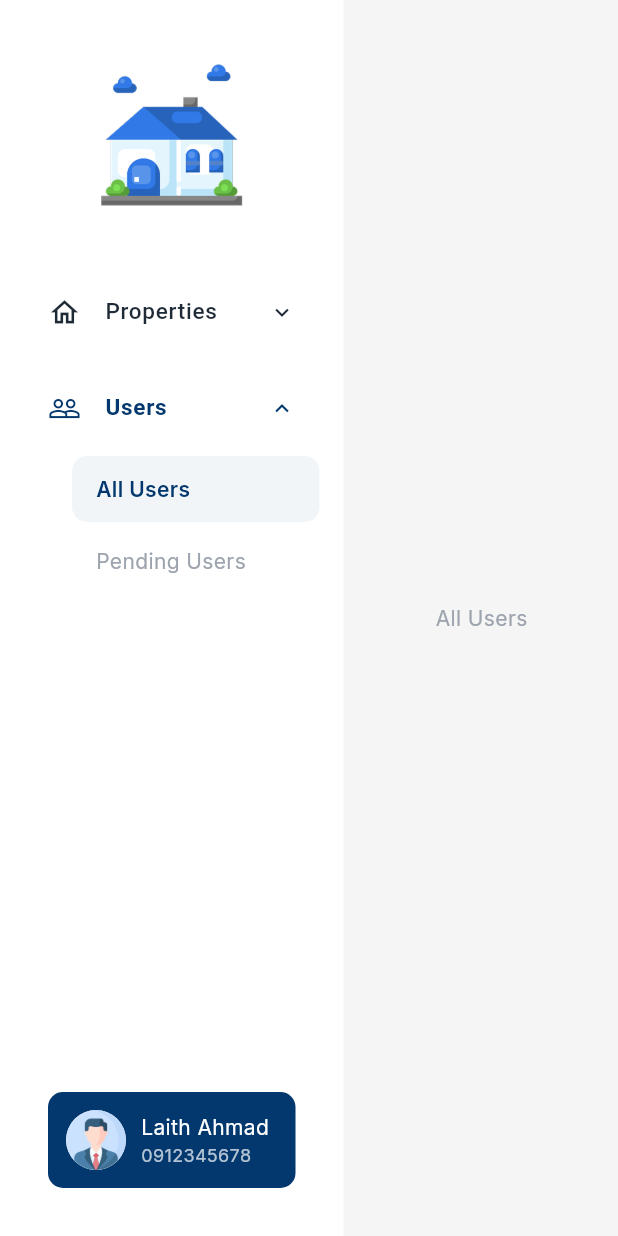
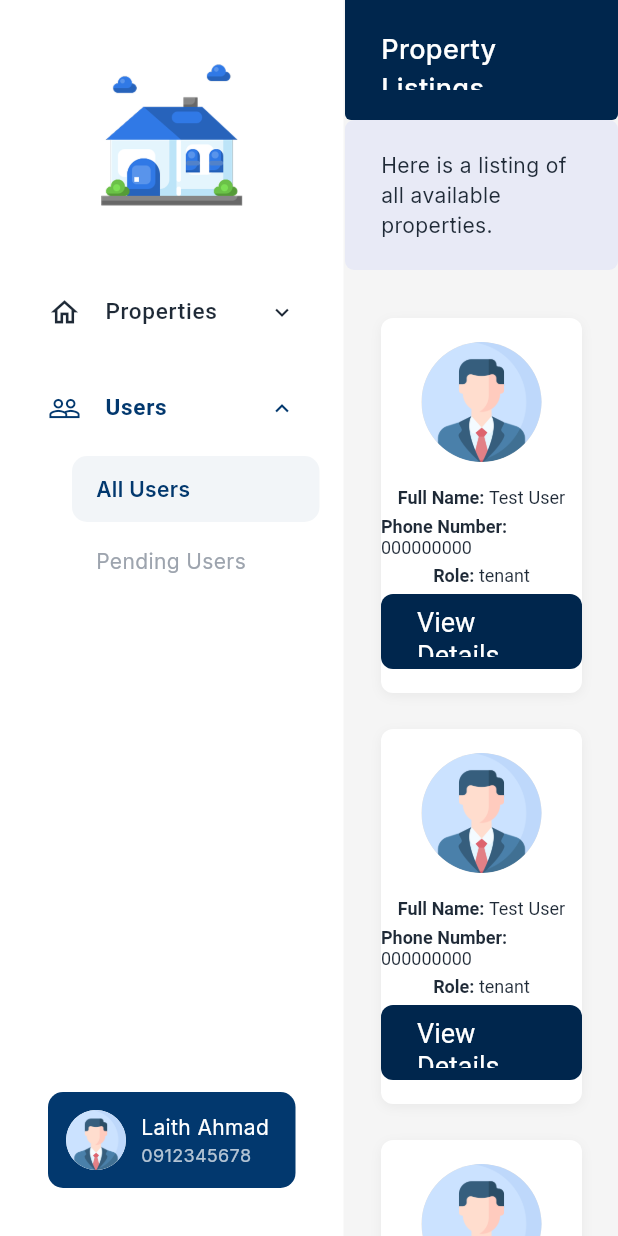
Before and after one commit to ILemonshotI/Simsar_Rent_Application_Admin, a Flutter app: the AllPropertiesScreen screen opened by its route, after a tap on "Properties", after a tap on "Users", after a tap on "All Users", on a phone screen of 412 x 824 dp. Run offline on Flutter 3.47's test engine with Material 3 defaults, Android fonts, the phone set to English and light mode, and no system bars; our stand-ins replace dio, go_router, google_fonts; network calls fail.

Commit message:
added all users screen

```diff
--- /dev/null
+++ b/lib/Custom_Widgets/user_card.dart
@@ -0,0 +1,88 @@
+import 'package:flutter/material.dart';
+import 'package:simsar_web/Theme/app_colors.dart';
+import 'package:simsar_web/Models/user_model.dart'; // Your User model
+
+class UserCard extends StatelessWidget {
+  final User user;
+  final VoidCallback onViewDetails;
+
+  const UserCard({
+    Key? key,
+    required this.user,
+    required this.onViewDetails,
+  }) : super(key: key);
+
+  Widget _buildInfoRow(String label, String value) {
+    return RichText(
+      text: TextSpan(
+        style: const TextStyle(fontSize: 12, color: SAppColors.textGray),
+        children: [
+          TextSpan(
+            text: '$label: ',
+            style: const TextStyle(fontWeight: FontWeight.w600),
+          ),
+          TextSpan(
+            text: value,
+            style: const TextStyle(fontWeight: FontWeight.w400),
+          ),
+        ],
+      ),
+    );
+  }
+
+  @override
+  Widget build(BuildContext context) {
+    return Container(
+      width: 250,
+      height: 250,
+      decoration: BoxDecoration(
+        color: Colors.white,
+        borderRadius: BorderRadius.circular(8),
+        boxShadow: [
+          BoxShadow(
+            color: Colors.black.withValues(alpha:0.05),
+            blurRadius: 6,
+            offset: const Offset(0, 2),
+          ),
+        ],
+      ),
+      child: Column(
+        mainAxisAlignment: MainAxisAlignment.start,
+        children: [
+          const SizedBox(height: 16),
+          CircleAvatar(
+            radius: 40, // 70x70
+            backgroundImage: user.photo.isNotEmpty
+                ? NetworkImage(user.photo)
+                : const AssetImage('assets/images/profile_placeholder.png') as ImageProvider,
+            backgroundColor: Colors.grey[300],
+          ),
+          const SizedBox(height: 16),
+          _buildInfoRow('Full Name', user.fullName),
+          const SizedBox(height: 4),
+          _buildInfoRow('Phone Number', user.phone),
+          const SizedBox(height: 4),
+          _buildInfoRow('Role', user.role),
+          const Spacer(),
+          SizedBox(
+            width: 180,
+            height: 50,
+            child: ElevatedButton(
+              onPressed: onViewDetails,
+              style: ElevatedButton.styleFrom(
+                backgroundColor: SAppColors.secondaryDarkBlue,
+                foregroundColor: Colors.white,
+                elevation: 0,
+                shape: RoundedRectangleBorder(
+                  borderRadius: BorderRadius.circular(8), // all corners
+                ),
+              ),
+              child: const Text('View Details'),
+            ),
+          ),
+          const SizedBox(height: 16),
+        ],
+      ),
+    );
+  }
+}
--- /dev/null
+++ b/lib/Models/user_model.dart
@@ -0,0 +1,83 @@
+class User {
+  final int id;
+  final String firstName;
+  final String lastName;
+  final String phone;
+  final String email;
+  final String role;
+  final String photo;
+  final String idPhotoFront;
+  final String idPhotoBack;
+  final DateTime? birthDate;
+  final bool isApproved;
+  final DateTime? createdAt;
+  final DateTime? updatedAt;
+  final String? fcmToken;
+  final double wallet;
+
+  User({
+    required this.id,
+    required this.firstName,
+    required this.lastName,
+    required this.phone,
+    required this.email,
+    required this.role,
+    required this.photo,
+    required this.idPhotoFront,
+    required this.idPhotoBack,
+    this.birthDate,
+    required this.isApproved,
+    this.createdAt,
+    this.updatedAt,
+    this.fcmToken,
+    required this.wallet,
+  });
+
+  /// Helper to get full name similar to how your Agent model works
+  String get fullName => '$firstName $lastName';
+
+  factory User.fromApiJson(Map<String, dynamic> json) {
+    return User(
+      id: json['id'] ?? 0,
+      firstName: json['first_name'] ?? '',
+      lastName: json['last_name'] ?? '',
+      phone: json['phone'] ?? '',
+      email: json['email'] ?? '',
+      role: json['role'] ?? 'tenant',
+      photo: json['photo'] ?? '',
+      idPhotoFront: json['id_photo_front'] ?? '',
+      idPhotoBack: json['id_photo_back'] ?? '',
+      isApproved: json['is_approved'] ?? false,
+      fcmToken: json['fcm_token'],
+      // Handle the numeric wallet value safely as a double
+      wallet: double.tryParse(json['wallet'].toString()) ?? 0.0,
+      // Parse dates safely
+      birthDate: json['birth_date'] != null
+          ? DateTime.tryParse(json['birth_date'])
+          : null,
+      createdAt: json['created_at'] != null
+          ? DateTime.tryParse(json['created_at'])
+          : null,
+      updatedAt: json['updated_at'] != null
+          ? DateTime.tryParse(json['updated_at'])
+          : null,
+    );
+  }
+
+  static  User dummy() {
+  return User(
+    id: 0,
+    firstName: "Test",
+    lastName: "User",
+    phone: "000000000",
+    email: "test@example.com",
+    role: "tenant",
+    photo: "",
+    idPhotoFront: "",
+    idPhotoBack: "",
+    isApproved: true,
+    wallet: 0.0,
+  );
+}
+
+}
--- a/lib/Screens/all_properties_screen.dart
+++ b/lib/Screens/all_properties_screen.dart
@@ -1,62 +1,128 @@
 import 'package:flutter/material.dart';
+import 'package:go_router/go_router.dart';
+import 'package:simsar_web/Models/property_enums.dart';
 import 'package:simsar_web/Models/property_model.dart';
-import 'package:simsar_web/Models/property_enums.dart';
 import 'package:simsar_web/Custom_Widgets/property_tile.dart';
 import 'package:simsar_web/Custom_Widgets/screen_header.dart';
 import 'package:simsar_web/Theme/app_colors.dart';
+import 'package:simsar_web/Network/api_client.dart';
 
-class AllPropertiesScreen extends StatelessWidget {
+class AllPropertiesScreen extends StatefulWidget {
   const AllPropertiesScreen({super.key});
 
   @override
+  State<AllPropertiesScreen> createState() => _AllPropertiesScreenState();
+}
+
+class _AllPropertiesScreenState extends State<AllPropertiesScreen> {
+
+   List<Property> properties = [];
+   bool isLoading = false;
+   String? errorMessage;
+
+  @override
+  void initState() {
+    super.initState();
+    _fetchAllApartments();
+  }
+
+  Future<void> _fetchAllApartments() async {
+    try {
+      setState(() {
+        isLoading = false;
+        errorMessage = null;
+      });
+
+      final response = await DioClient.dio.get('/api/apartments');
+
+      final List data = response.data['data'] ?? [];
+
+      final fetchedProperties =
+          data.map((e) => Property.fromApiJson(e)).toList();
+
+      setState(() {
+        properties = fetchedProperties;
+      });
+    } catch (e) {
+      setState(() {
+        errorMessage = 'Failed to load properties';
+      });
+    } finally {
+      setState(() {
+        isLoading = false;
+      });
+    }
+  }
+
+  @override
   Widget build(BuildContext context) {
-    // Static Mock Data
     final List<Property> mockProperties = List.generate(12, (index) => _generateMockProperty(index));
-
     return Container(
       color: SAppColors.background,
+      width: double.infinity,
       height: double.infinity,
-      width: double.infinity,
       child: SingleChildScrollView(
         child: Column(
           crossAxisAlignment: CrossAxisAlignment.start,
           children: [
-            // Dynamic Header
             const ScreenHeader(title: "Property Listings"),
 
-            // Dynamic Description Banner
             const DescriptionBanner(
               message: "Here is a listing of all available properties.",
             ),
 
             const SizedBox(height: 32),
 
+            // if (isLoading)
+            //   const Center(
+            //     child: Padding(
+            //       padding: EdgeInsets.symmetric(vertical: 60),
+            //       child: CircularProgressIndicator(),
+            //     ),
+            //   )
+            // else if (errorMessage != null)
+            //   Center(
+            //     child: Padding(
+            //       padding: const EdgeInsets.symmetric(vertical: 60),
+            //       child: Text(
+            //         errorMessage!,
+            //         style: const TextStyle(color: SAppColors.error),
+            //       ),
+            //     ),
+            //   )
+            // else if (mockProperties.isEmpty)
+            //   const Center(
+            //     child: Padding(
+            //       padding: EdgeInsets.symmetric(vertical: 60),
+            //       child: Text("No properties found"),
+            //     ),
+            //   )
+            // else
               Center(
                 child: Padding(
-
-                padding: const EdgeInsets.symmetric(horizontal: 24.0),
+                  padding: const EdgeInsets.symmetric(horizontal: 24),
                   child: Wrap(
                     alignment: WrapAlignment.center,
-                  spacing: 64, // Horizontal gap between tiles
-                  runSpacing: 24, // Vertical gap between rows
+                    spacing: 64,
+                    runSpacing: 24,
                     children: mockProperties.map((property) {
                       return PropertyTile(
                         property: property,
-                      onTap: () => debugPrint("Clicked ${property.title}"),
+                        onTap: () {
+                          context.push('/property/${property.id}');
+                        },
                       );
                     }).toList(),
                   ),
                 ),
               ),
-            // Optional bottom padding so the last row doesn't touch the screen edge
+
             const SizedBox(height: 32),
           ],
         ),
       ),
     );
   }
-
-  // Helper method to create static data for UI testing
   Property _generateMockProperty(int id) {
     return Property(
       id: id,
--- a/lib/Screens/all_users_screen.dart
+++ b/lib/Screens/all_users_screen.dart
@@ -1,11 +1,134 @@
+import 'package:flutter/material.dart';
+import 'package:go_router/go_router.dart';
+import 'package:simsar_web/Custom_Widgets/user_card.dart';
+import 'package:simsar_web/Custom_Widgets/screen_header.dart';
+import 'package:simsar_web/Models/user_model.dart';
+import 'package:simsar_web/Theme/app_colors.dart';
+import 'package:simsar_web/Network/api_client.dart';
 
-import 'package:flutter/material.dart';
-
-class AllUsersScreen extends StatelessWidget {
+class AllUsersScreen extends StatefulWidget {
   const AllUsersScreen({super.key});
 
   @override
+  State<AllUsersScreen> createState() => _AllPropertiesScreenState();
+}
+
+class _AllPropertiesScreenState extends State<AllUsersScreen> {
+
+  List<User> dummyUsers = [
+  User.dummy(),
+  User.dummy(),
+  User.dummy(),
+  User.dummy(),
+  User.dummy(),
+  User.dummy(),
+];
+
+   List<User> users = [];
+   bool isLoading = false;
+   String? errorMessage;
+
+  @override
+  void initState() {
+    super.initState();
+    _fetchAllUsers();
+  }
+
+  Future<void> _fetchAllUsers() async {
+    try {
+      setState(() {
+        isLoading = false;
+        errorMessage = null;
+      });
+
+      final response = await DioClient.dio.get('/api/users');
+
+      final List data = response.data['data'] ?? [];
+
+      final fetchedUsers =
+          data.map((e) => User.fromApiJson(e)).toList();
+
+      setState(() {
+        users = fetchedUsers;
+      });
+    } catch (e) {
+      setState(() {
+        errorMessage = 'Failed to load users';
+      });
+    } finally {
+      setState(() {
+        isLoading = false;
+      });
+    }
+  }
+
+  @override
   Widget build(BuildContext context) {
-    return const Center(child: Text("All Users"));
+    return Container(
+      color: SAppColors.background,
+      width: double.infinity,
+      height: double.infinity,
+      child: SingleChildScrollView(
+        child: Column(
+          crossAxisAlignment: CrossAxisAlignment.start,
+          children: [
+            const ScreenHeader(title: "Property Listings"),
+
+            const DescriptionBanner(
+              message: "Here is a listing of all available properties.",
+            ),
+
+            const SizedBox(height: 32),
+
+            // if (isLoading)
+            //   const Center(
+            //     child: Padding(
+            //       padding: EdgeInsets.symmetric(vertical: 60),
+            //       child: CircularProgressIndicator(),
+            //     ),
+            //   )
+            // else if (errorMessage != null)
+            //   Center(
+            //     child: Padding(
+            //       padding: const EdgeInsets.symmetric(vertical: 60),
+            //       child: Text(
+            //         errorMessage!,
+            //         style: const TextStyle(color: SAppColors.error),
+            //       ),
+            //     ),
+            //   )
+            // else if (mockProperties.isEmpty)
+            //   const Center(
+            //     child: Padding(
+            //       padding: EdgeInsets.symmetric(vertical: 60),
+            //       child: Text("No properties found"),
+            //     ),
+            //   )
+            // else
+              Center(
+                child: Padding(
+                  padding: const EdgeInsets.symmetric(horizontal: 24),
+                  child: Wrap(
+                    alignment: WrapAlignment.center,
+                    spacing: 64,
+                    runSpacing: 24,
+                    children: dummyUsers.map((property) {
+                      return UserCard(
+                        user: property,
+                        onViewDetails: () {
+
+                        },
+                      );
+                    }).toList(),
+                  ),
+                ),
+              ),
+
+            const SizedBox(height: 32),
+          ],
+        ),
+      ),
+    );
   }
+
 }
```
Also changed, not shown: lib/Screens/apartment_details_screen.dart (deleted). Lines whose indentation alone changed are shown as unchanged.
